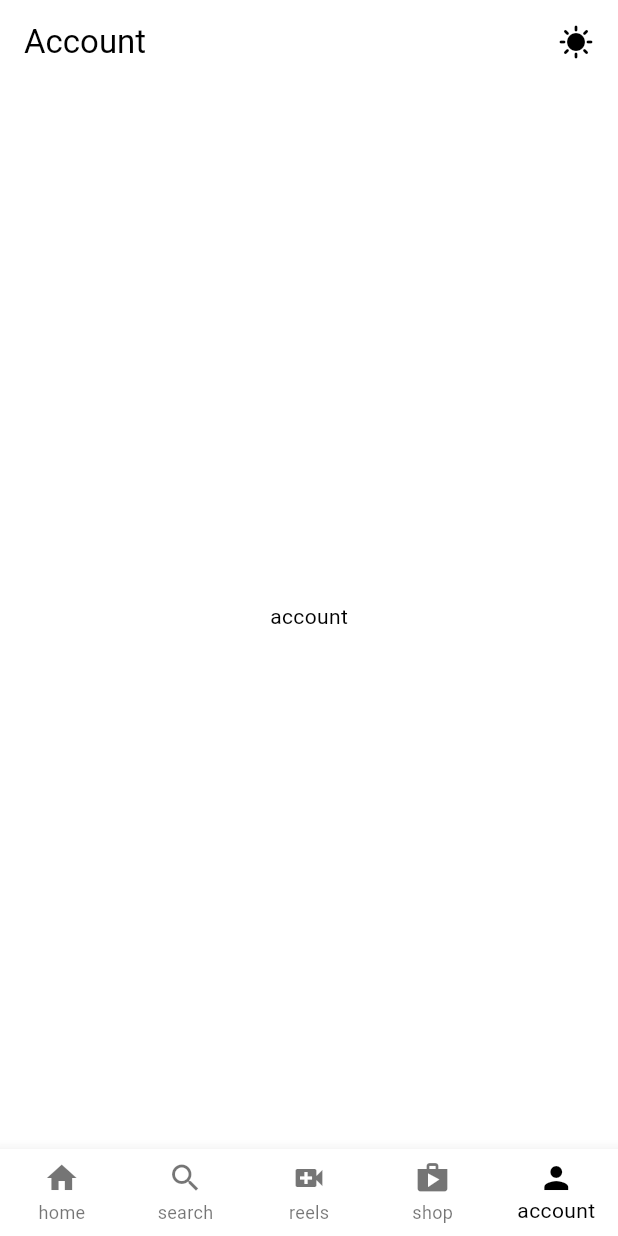
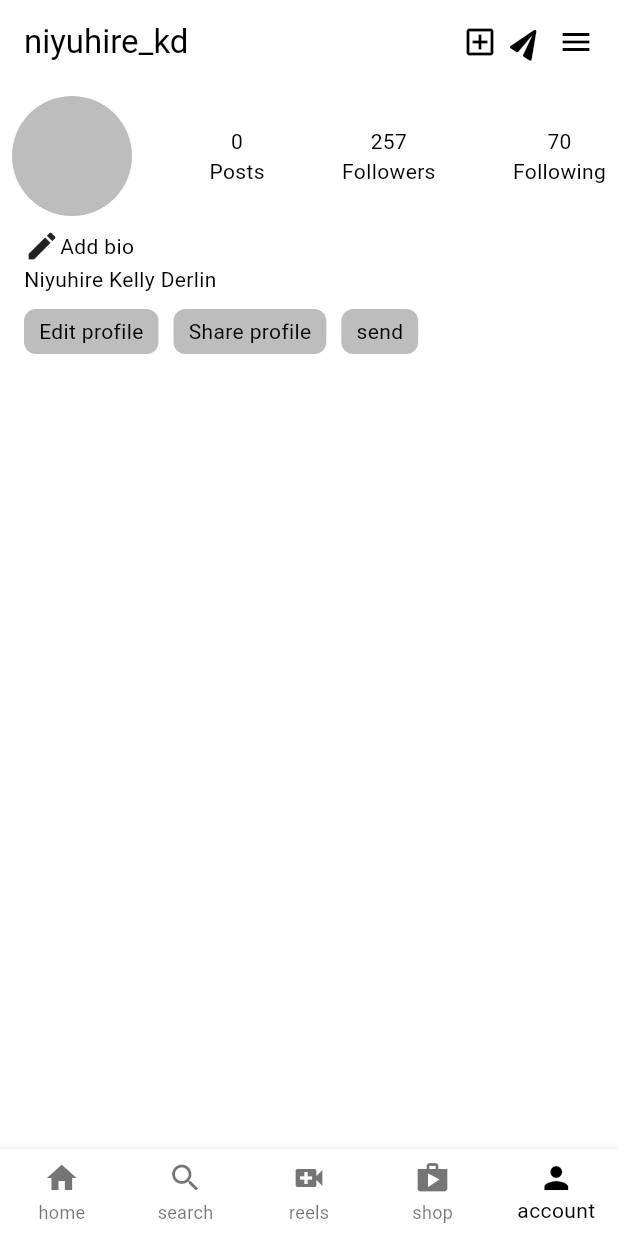
Before and after one commit to NKellyD/instagram-Ui, a Flutter app: the screen it shows after launch, item 5 of the bottom bar chosen, on a phone screen of 412 x 824 dp. Run offline on Flutter 3.47's test engine with Material 3 defaults, Android fonts, the phone set to English and light mode, and no system bars.

Commit message:
session account

```diff
--- a/lib/account.dart
+++ /dev/null
@@ -1,28 +0,0 @@
-import 'package:flutter/material.dart';
-import 'package:instagram_ui/theme/theme_provider.dart';
-import 'package:provider/provider.dart';
-
-class UserAccount extends StatelessWidget {
-  const UserAccount({super.key});
-
-  @override
-  Widget build(BuildContext context) {
-    return Scaffold(
-      appBar: AppBar(
-        title:  Row(
-          mainAxisAlignment: MainAxisAlignment.spaceBetween,
-          children: [
-            const Text('Account'),
-            InkWell(
-              onTap: (){
-                Provider.of<ThemeProvider>(context,listen: false).toggleTheme();
-              },
-                child:
-                const Icon(Icons.sunny))
-          ],
-        ),
-      ),
-      body: Center(child: Text('account'),),
-    );
-  }
-}
--- a/lib/homepage.dart
+++ b/lib/homepage.dart
@@ -4,7 +4,7 @@ import 'package:instagram_ui/pages/user_reels.dart';
 import 'package:instagram_ui/pages/user_search.dart';
 import 'package:instagram_ui/pages/user_shop.dart';
 
-import 'account.dart';
+import 'pages/user_account.dart';
 
 class HomePage extends StatefulWidget {
   const HomePage({super.key});
--- /dev/null
+++ b/lib/pages/user_account.dart
@@ -0,0 +1,135 @@
+import 'package:flutter/material.dart';
+import 'package:instagram_ui/theme/theme_provider.dart';
+import 'package:provider/provider.dart';
+
+class UserAccount extends StatelessWidget {
+  const UserAccount({super.key});
+
+  @override
+  Widget build(BuildContext context) {
+    return Scaffold(
+      appBar: AppBar(
+          backgroundColor: Theme.of(context).colorScheme.background,
+          elevation: 0,
+          title:  Row(
+            mainAxisAlignment: MainAxisAlignment.spaceBetween,
+            children: [
+              Text('niyuhire_kd',style: TextStyle(
+                color: Theme.of(context).colorScheme.primary,
+              ),),
+              Row(
+                children: [
+                  Icon(Icons.add_box_outlined,color: Theme.of(context).colorScheme.primary,),
+                  Padding(
+                    padding: const EdgeInsets.all(8.0),
+                    child: Transform.rotate(angle: -1,
+                    child: Icon(Icons.send_rounded,color: Theme.of(context).colorScheme.primary,)),
+                  ),
+                  Icon(Icons.menu,color: Theme.of(context).colorScheme.primary,)
+                ],
+              )
+
+            ],
+          )
+      ),
+      body:Column(
+        crossAxisAlignment: CrossAxisAlignment.start,
+        children: [
+          Padding(
+            padding: const EdgeInsets.all(8.0),
+            child: Row(
+              mainAxisAlignment: MainAxisAlignment.spaceBetween,
+              children: [
+                Container(
+                  height: 80,
+                  width: 80,
+                  decoration: BoxDecoration(
+                    color: Theme.of(context).colorScheme.secondary,
+                    shape: BoxShape.circle
+                  ),
+                ),
+                Column(
+                  children: [
+                    Text('0',style: TextStyle(color: Theme.of(context).colorScheme.primary,)),
+                    Text('Posts',style: TextStyle(color: Theme.of(context).colorScheme.primary,),)
+                  ],
+                ),
+                Column(
+                  children: [
+                    Text('257',style: TextStyle(color: Theme.of(context).colorScheme.primary,)),
+                    Text('Followers',style: TextStyle(color: Theme.of(context).colorScheme.primary,),)
+                  ],
+                ),
+                Column(
+                  children: [
+                    Text('70',style: TextStyle(color: Theme.of(context).colorScheme.primary,)),
+                    Text('Following',style: TextStyle(color: Theme.of(context).colorScheme.primary,))
+                  ],
+                ),
+              ],
+            ),
+          ),
+           Padding(
+             padding: const EdgeInsets.only(left: 16),
+             child: Row(
+               children: [
+                 const Icon(Icons.edit),
+                 Text('Add bio',style: TextStyle(color: Theme.of(context).colorScheme.primary,),)
+               ],
+             ),
+           ),
+          Padding(
+            padding: const EdgeInsets.only(left: 16),
+            child: Text('Niyuhire Kelly Derlin',style: TextStyle(color: Theme.of(context).colorScheme.primary,),),
+          ),
+         const SizedBox(height: 10,),
+          Padding(
+            padding: const EdgeInsets.symmetric(horizontal: 16.0),
+            child: Row(
+              children: [
+                Container(
+                  decoration: BoxDecoration(
+                    color: Theme.of(context).colorScheme.secondary,
+                    borderRadius: BorderRadius.circular(8),
+                  ),
+                  child: Padding(
+                    padding: const EdgeInsets.symmetric(vertical: 5.0,horizontal: 10),
+                    child: Text('Edit profile',style: TextStyle(color: Theme.of(context).colorScheme.primary,),),
+                  )
+                ),
+                const SizedBox(width: 10,),
+                Container(
+                    decoration: BoxDecoration(
+                      color: Theme.of(context).colorScheme.secondary,
+                      borderRadius: BorderRadius.circular(8),
+                    ),
+                    child: Padding(
+                      padding: const EdgeInsets.symmetric(vertical: 5.0,horizontal: 10),
+                      child: Text('Share profile',style: TextStyle(color: Theme.of(context).colorScheme.primary,),),
+                    )
+                ),
+                const SizedBox(width: 10,),
+                Container(
+                    decoration: BoxDecoration(
+                      color: Theme.of(context).colorScheme.secondary,
+                      borderRadius: BorderRadius.circular(8),
+                    ),
+                    child: Padding(
+                      padding: const EdgeInsets.symmetric(vertical: 5.0,horizontal: 10),
+                      child: Text('send',style: TextStyle(color: Theme.of(context).colorScheme.primary,),),
+                    )
+                ),
+              ],
+            ),
+          )
+        ],
+      )
+    );
+  }
+}
+// InkWell(
+// onTap: (){
+// Provider.of<ThemeProvider>(context,listen: false).toggleTheme();
+// },
+// child:
+// const Icon(Icons.sunny))
```
